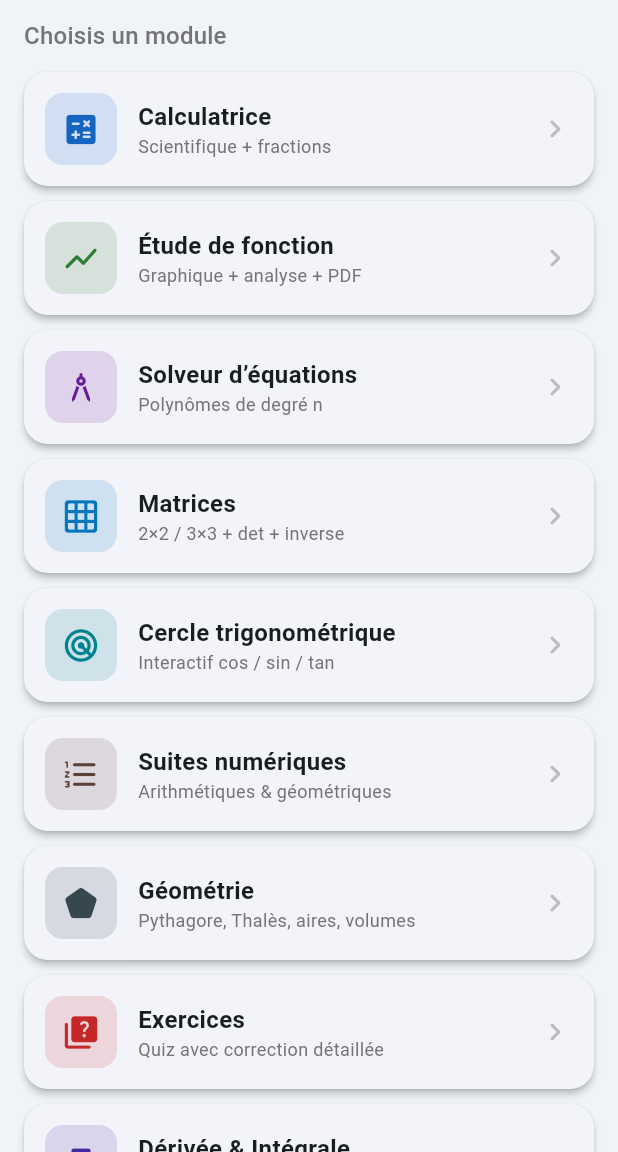
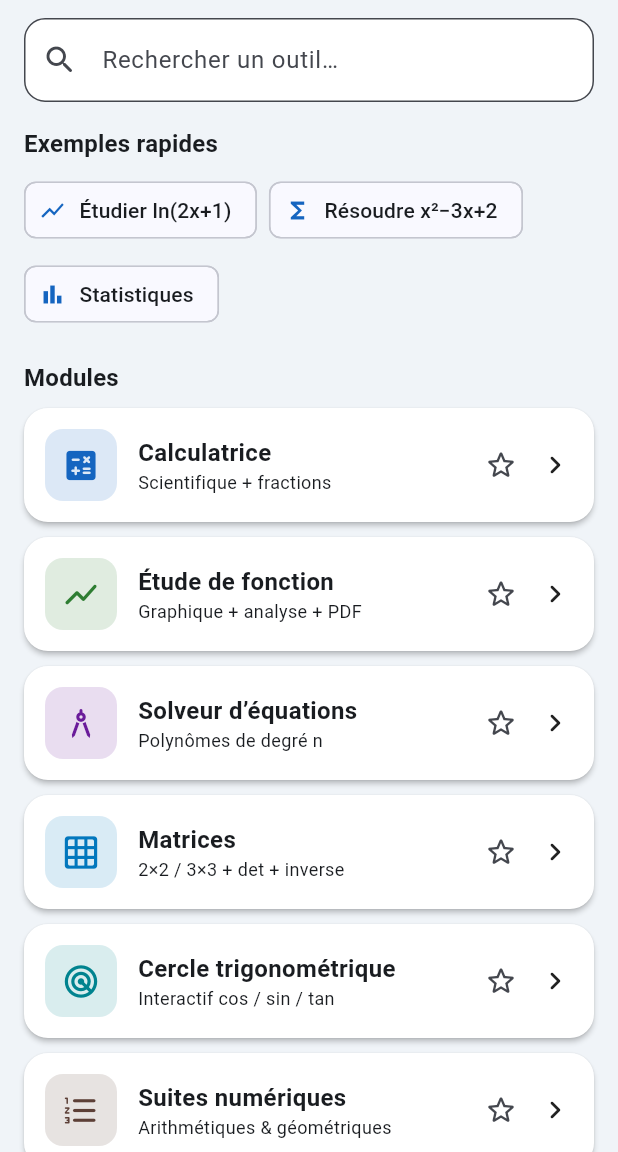
Before and after one commit to alexchep47-gif/calc-for-all, a Flutter app: the HomeScreen screen opened by its route, on a phone screen of 412 x 824 dp, the part 84-1236 px from its top. Run offline on Flutter 3.47's test engine with Material 3 defaults, Android fonts, the phone set to English and light mode, and no system bars; drawn by our look-alikes of flutter_animate; our stand-ins replace fl_chart, math_expressions, pdf, printing, shared_preferences; accounts and stored records are empty.

Commit message:
Improve home UX with search favorites and themes

```diff
--- a/lib/core/constants/app_constants.dart
+++ b/lib/core/constants/app_constants.dart
@@ -9,6 +9,7 @@ class AppConstants {
   static const String keyThemeMode = 'theme_mode';
   static const String keyOnboardingDone = 'onboarding_done';
   static const String keyHistory = 'calculation_history';
+  static const String keyFavorites = 'favorite_modules';
   static const String keyPinCode = 'pin_code';
 
   // Limites
--- a/lib/data/storage/local_storage.dart
+++ b/lib/data/storage/local_storage.dart
@@ -10,6 +10,10 @@ class LocalStorage extends ChangeNotifier {
   List<CalculationHistory> _history = [];
 
   List<CalculationHistory> get history => List.unmodifiable(_history);
+
+  Set<String> get favoriteModules =>
+      (_prefs?.getStringList(AppConstants.keyFavorites) ?? const <String>[])
+          .toSet();
 
   Future<void> init() async {
     _prefs = await SharedPreferences.getInstance();
@@ -71,4 +75,11 @@ class LocalStorage extends ChangeNotifier {
   Future<void> setThemeMode(String mode) async {
     await _prefs?.setString(AppConstants.keyThemeMode, mode);
   }
+
+  Future<void> toggleFavorite(String route) async {
+    final favorites = favoriteModules;
+    if (!favorites.add(route)) favorites.remove(route);
+    await _prefs?.setStringList(AppConstants.keyFavorites, favorites.toList());
+    notifyListeners();
+  }
 }
--- a/lib/features/home/home_screen.dart
+++ b/lib/features/home/home_screen.dart
@@ -1,28 +1,71 @@
 import 'package:flutter/material.dart';
 import 'package:flutter_animate/flutter_animate.dart';
+import 'package:provider/provider.dart';
 import '../../core/routes/app_routes.dart';
+import '../../data/storage/local_storage.dart';
 
-class HomeScreen extends StatelessWidget {
+class HomeScreen extends StatefulWidget {
   const HomeScreen({super.key});
 
   @override
+  State<HomeScreen> createState() => _HomeScreenState();
+}
+
+class _HomeScreenState extends State<HomeScreen> {
+  final _searchController = TextEditingController();
+  String _query = '';
+
+  static final modules = [
+    _Module('Calculatrice', 'Scientifique + fractions', Icons.calculate_rounded,
+        const Color(0xFF1565C0), AppRoutes.calculator),
+    _Module('Étude de fonction', 'Graphique + analyse + PDF',
+        Icons.show_chart_rounded, const Color(0xFF2E7D32), AppRoutes.graph),
+    _Module('Solveur d’équations', 'Polynômes de degré n',
+        Icons.architecture_rounded, const Color(0xFF6A1B9A), AppRoutes.solver),
+    _Module('Matrices', '2×2 / 3×3 + det + inverse', Icons.grid_on_rounded,
+        const Color(0xFF0277BD), AppRoutes.matrices),
+    _Module('Cercle trigonométrique', 'Interactif cos / sin / tan',
+        Icons.radar_rounded, const Color(0xFF00838F), AppRoutes.unitCircle),
+    _Module(
+        'Suites numériques',
+        'Arithmétiques & géométriques',
+        Icons.format_list_numbered_rounded,
+        const Color(0xFF5D4037),
+        AppRoutes.sequences),
+    _Module('Géométrie', 'Pythagore, Thalès, aires, volumes',
+        Icons.pentagon_rounded, const Color(0xFF37474F), AppRoutes.geometry),
+    _Module('Exercices', 'Quiz avec correction détaillée', Icons.quiz_rounded,
+        const Color(0xFFC62828), AppRoutes.exercises),
+    _Module('Dérivée & Intégrale', 'Calcul + explications',
+        Icons.functions_rounded, const Color(0xFF4527A0), AppRoutes.derivative),
+    _Module('Probabilités', 'Permutations, arrangements, combinaisons',
+        Icons.casino_rounded, const Color(0xFF00695C), AppRoutes.probability),
+    _Module('Statistiques', 'Série de données + indicateurs',
+        Icons.bar_chart_rounded, const Color(0xFFEF6C00), AppRoutes.statistics),
+    _Module('Nombres complexes', 'Opérations + forme polaire',
+        Icons.blur_on_rounded, const Color(0xFFAD1457), AppRoutes.complex),
+    _Module('Convertisseur', 'Devises, longueurs, masses…',
+        Icons.swap_horiz_rounded, const Color(0xFF455A64), AppRoutes.converter),
+    _Module('Historique', 'Tes derniers calculs', Icons.history_rounded,
+        const Color(0xFF4E342E), AppRoutes.history),
+  ];
+
+  @override
+  void dispose() {
+    _searchController.dispose();
+    super.dispose();
+  }
+
+  @override
   Widget build(BuildContext context) {
-    final modules = [
-      _Module('Calculatrice', 'Scientifique + fractions', Icons.calculate_rounded, const Color(0xFF1565C0), AppRoutes.calculator),
-      _Module('Étude de fonction', 'Graphique + analyse + PDF', Icons.show_chart_rounded, const Color(0xFF2E7D32), AppRoutes.graph),
-      _Module('Solveur d’équations', 'Polynômes de degré n', Icons.architecture_rounded, const Color(0xFF6A1B9A), AppRoutes.solver),
-      _Module('Matrices', '2×2 / 3×3 + det + inverse', Icons.grid_on_rounded, const Color(0xFF0277BD), AppRoutes.matrices),
-      _Module('Cercle trigonométrique', 'Interactif cos / sin / tan', Icons.radar_rounded, const Color(0xFF00838F), AppRoutes.unitCircle),
-      _Module('Suites numériques', 'Arithmétiques & géométriques', Icons.format_list_numbered_rounded, const Color(0xFF5D4037), AppRoutes.sequences),
-      _Module('Géométrie', 'Pythagore, Thalès, aires, volumes', Icons.pentagon_rounded, const Color(0xFF37474F), AppRoutes.geometry),
-      _Module('Exercices', 'Quiz avec correction détaillée', Icons.quiz_rounded, const Color(0xFFC62828), AppRoutes.exercises),
-      _Module('Dérivée & Intégrale', 'Calcul + explications', Icons.functions_rounded, const Color(0xFF4527A0), AppRoutes.derivative),
-      _Module('Probabilités', 'Permutations, arrangements, combinaisons', Icons.casino_rounded, const Color(0xFF00695C), AppRoutes.probability),
-      _Module('Statistiques', 'Série de données + indicateurs', Icons.bar_chart_rounded, const Color(0xFFEF6C00), AppRoutes.statistics),
-      _Module('Nombres complexes', 'Opérations + forme polaire', Icons.blur_on_rounded, const Color(0xFFAD1457), AppRoutes.complex),
-      _Module('Convertisseur', 'Devises, longueurs, masses…', Icons.swap_horiz_rounded, const Color(0xFF455A64), AppRoutes.converter),
-      _Module('Historique', 'Tes derniers calculs', Icons.history_rounded, const Color(0xFF4E342E), AppRoutes.history),
-    ];
+    final storage = context.watch<LocalStorage>();
+    final favorites = storage.favoriteModules;
+    final filtered = modules.where((m) {
+      final q = _query.trim().toLowerCase();
+      return q.isEmpty || '${m.title} ${m.subtitle}'.toLowerCase().contains(q);
+    }).toList()
+      ..sort((a, b) => (favorites.contains(b.route) ? 0 : 1)
+          .compareTo(favorites.contains(a.route) ? 0 : 1));
 
     return Scaffold(
       appBar: AppBar(
@@ -30,20 +73,71 @@ class HomeScreen extends StatelessWidget {
         actions: [
           IconButton(
               icon: const Icon(Icons.settings_rounded),
-            onPressed: () => Navigator.pushNamed(context, AppRoutes.settings),
-          ),
+              tooltip: 'Réglages',
+              onPressed: () =>
+                  Navigator.pushNamed(context, AppRoutes.settings)),
         ],
       ),
       body: ListView(
         padding: const EdgeInsets.fromLTRB(16, 12, 16, 30),
         children: [
-          Text('Choisis un module', style: Theme.of(context).textTheme.titleMedium?.copyWith(color: Colors.grey.shade600)).animate().fadeIn(),
-          const SizedBox(height: 12),
-          ...modules.asMap().entries.map((entry) {
-            final i = entry.key;
-            final m = entry.value;
-            return _ModuleCard(module: m).animate().fadeIn(delay: (35 * i).ms, duration: 280.ms).slideY(begin: 0.08, end: 0);
+          TextField(
+            controller: _searchController,
+            onChanged: (value) => setState(() => _query = value),
+            decoration: InputDecoration(
+              hintText: 'Rechercher un outil…',
+              prefixIcon: const Icon(Icons.search_rounded),
+              suffixIcon: _query.isEmpty
+                  ? null
+                  : IconButton(
+                      icon: const Icon(Icons.clear),
+                      onPressed: () {
+                        _searchController.clear();
+                        setState(() => _query = '');
                       }),
+            ),
+          ),
+          const SizedBox(height: 16),
+          if (_query.isEmpty) ...[
+            Text('Exemples rapides',
+                style: Theme.of(context)
+                    .textTheme
+                    .titleMedium
+                    ?.copyWith(fontWeight: FontWeight.bold)),
+            const SizedBox(height: 8),
+            Wrap(spacing: 8, runSpacing: 8, children: [
+              _ExampleChip(
+                  label: 'Étudier ln(2x+1)',
+                  icon: Icons.show_chart,
+                  route: AppRoutes.graph),
+              _ExampleChip(
+                  label: 'Résoudre x²−3x+2',
+                  icon: Icons.functions,
+                  route: AppRoutes.solver),
+              _ExampleChip(
+                  label: 'Statistiques',
+                  icon: Icons.bar_chart,
+                  route: AppRoutes.statistics),
+            ]),
+            const SizedBox(height: 20),
+          ],
+          Text(_query.isEmpty ? 'Modules' : 'Résultats',
+              style: Theme.of(context)
+                  .textTheme
+                  .titleMedium
+                  ?.copyWith(fontWeight: FontWeight.bold)),
+          const SizedBox(height: 8),
+          if (filtered.isEmpty)
+            const Padding(
+                padding: EdgeInsets.all(24),
+                child: Center(child: Text('Aucun module trouvé.')))
+          else
+            ...filtered.asMap().entries.map((entry) => _ModuleCard(
+                    module: entry.value,
+                    isFavorite: favorites.contains(entry.value.route))
+                .animate()
+                .fadeIn(delay: (25 * entry.key).ms, duration: 240.ms)
+                .slideY(begin: 0.05, end: 0)),
         ],
       ),
     );
@@ -55,48 +149,66 @@ class _Module {
   final IconData icon;
   final Color color;
   final String route;
-  _Module(this.title, this.subtitle, this.icon, this.color, this.route);
+  const _Module(this.title, this.subtitle, this.icon, this.color, this.route);
+}
+
+class _ExampleChip extends StatelessWidget {
+  final String label, route;
+  final IconData icon;
+  const _ExampleChip(
+      {required this.label, required this.icon, required this.route});
+
+  @override
+  Widget build(BuildContext context) => ActionChip(
+      avatar: Icon(icon, size: 18),
+      label: Text(label),
+      onPressed: () => Navigator.pushNamed(context, route));
 }
 
 class _ModuleCard extends StatelessWidget {
   final _Module module;
-  const _ModuleCard({required this.module});
+  final bool isFavorite;
+  const _ModuleCard({required this.module, required this.isFavorite});
 
   @override
   Widget build(BuildContext context) {
+    final storage = context.read<LocalStorage>();
     return Card(
       margin: const EdgeInsets.only(bottom: 10),
-      shape: RoundedRectangleBorder(borderRadius: BorderRadius.circular(16)),
-      elevation: 2,
       child: InkWell(
         borderRadius: BorderRadius.circular(16),
         onTap: () => Navigator.pushNamed(context, module.route),
         child: Padding(
           padding: const EdgeInsets.all(14),
-          child: Row(
-            children: [
+          child: Row(children: [
             Container(
                 width: 48,
                 height: 48,
                 decoration: BoxDecoration(
                     color: module.color.withOpacity(0.15),
-                  borderRadius: BorderRadius.circular(12),
-                ),
-                child: Icon(module.icon, color: module.color, size: 26),
-              ),
+                    borderRadius: BorderRadius.circular(12)),
+                child: Icon(module.icon, color: module.color, size: 26)),
             const SizedBox(width: 14),
             Expanded(
                 child: Column(
                     crossAxisAlignment: CrossAxisAlignment.start,
                     children: [
-                    Text(module.title, style: const TextStyle(fontSize: 16, fontWeight: FontWeight.w600)),
-                    Text(module.subtitle, style: TextStyle(fontSize: 12, color: Colors.grey.shade600)),
-                  ],
-                ),
-              ),
-              Icon(Icons.chevron_right_rounded, color: Colors.grey.shade400),
-            ],
-          ),
+                  Text(module.title,
+                      style: const TextStyle(
+                          fontSize: 16, fontWeight: FontWeight.w600)),
+                  Text(module.subtitle,
+                      style: TextStyle(
+                          fontSize: 12,
+                          color: Theme.of(context).textTheme.bodySmall?.color))
+                ])),
+            IconButton(
+                icon: Icon(
+                    isFavorite ? Icons.star_rounded : Icons.star_border_rounded,
+                    color: isFavorite ? Colors.amber : null),
+                tooltip: isFavorite ? 'Retirer des favoris' : 'Épingler',
+                onPressed: () => storage.toggleFavorite(module.route)),
+            const Icon(Icons.chevron_right_rounded),
+          ]),
         ),
       ),
     );
```
Also changed, not shown: lib/core/theme/app_theme.dart (+58 -64 lines), lib/features/settings/settings_screen.dart (+13 -2 lines), lib/main.dart (+7 -2 lines). Lines whose indentation alone changed are shown as unchanged.
